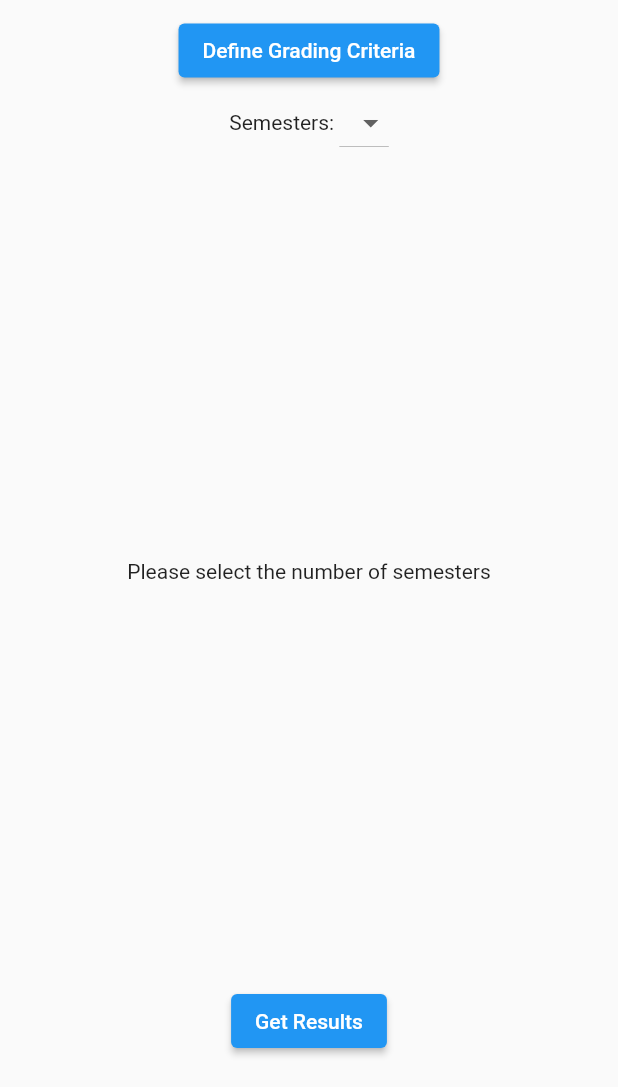
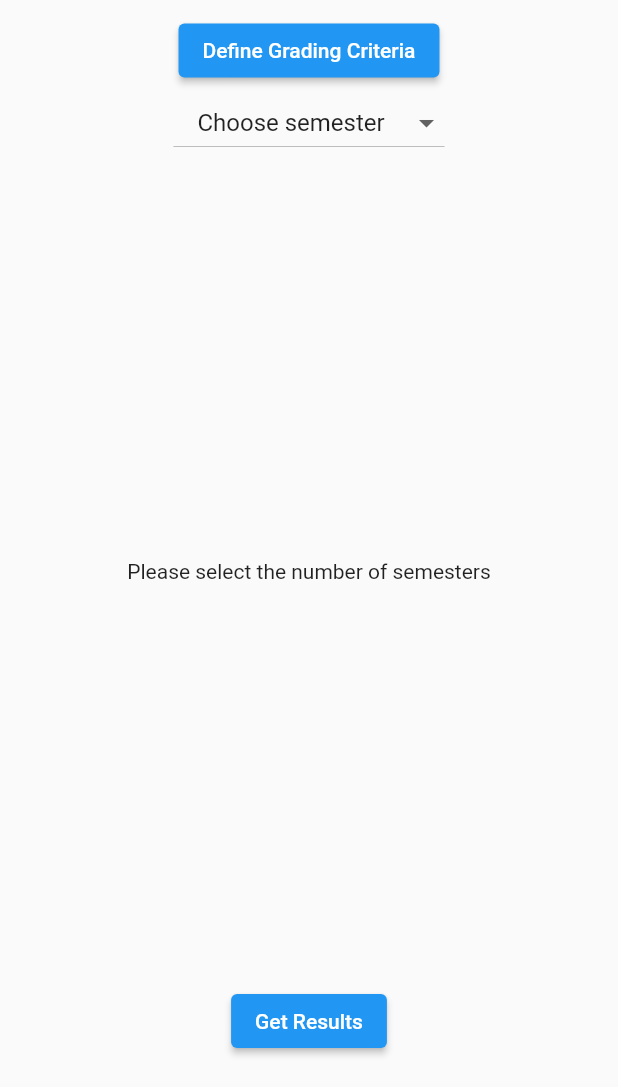
Before and after one commit to NaumanSh1011/gpa_calculator_flutter, a Flutter app: the screen it shows after launch, on a phone screen of 412 x 824 dp, the part 149-1236 px from its top. Run offline on Flutter 3.47's test engine with Material 2 defaults, Android fonts, the phone set to English and light mode, and no system bars; drawn by our look-alikes of dropdown_button2; our stand-ins replace toast.

Commit message:
Improved UI for semester selection dropdown

```diff
--- a/lib/Pages/home.dart
+++ b/lib/Pages/home.dart
@@ -1,3 +1,4 @@
+import 'package:dropdown_button2/dropdown_button2.dart';
 import 'package:flutter/material.dart';
 import 'package:gpa_calculator/Widgets/semester_widget.dart';
 import 'package:toast/toast.dart';
@@ -48,12 +49,11 @@ class _HomeState extends State<Home> {
             Row(
               mainAxisAlignment: MainAxisAlignment.center,
               children: [
-                const Text('Semesters: '),
-                DropdownButton(
+                DropdownButton2(
                   items: semesters.map((semester) {
                     return DropdownMenuItem(
                       value: semester,
-                      child: Text("$semester"),
+                      child: Text(semester == 0?"Choose semester":"Semesters: $semester"),
                     );
                   }).toList(),
                   onChanged: (semester){
@@ -66,7 +66,7 @@ class _HomeState extends State<Home> {
 
                     });
                   },
-                  value: placeholder == 0 ? null : placeholder,
+                  value: placeholder,
                 ),
               ],
             ),
--- a/pubspec.yaml
+++ b/pubspec.yaml
@@ -37,7 +37,8 @@ dependencies:
   # Use with the CupertinoIcons class for iOS style icons.
   cupertino_icons: ^1.0.2
   toast: ^0.3.0
-  shared_preferences: ^2.0.17
+  shared_preferences: ^2.1.1
+  dropdown_button2: ^2.1.3
 
 dev_dependencies:
   flutter_test:
```
Also changed, not shown: pubspec.lock.
